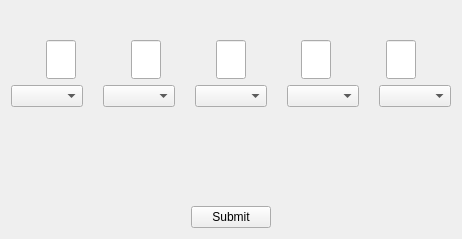
First picture: the form in WordleWidget.ui, repository jsaunders25/WordleWinner, before the edit.
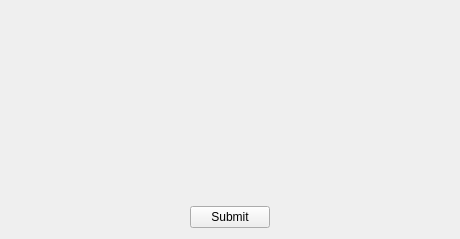
Second picture: the form after the edit.

The edit to the form file:
```diff
--- a/WordleWidget.ui
+++ b/WordleWidget.ui
@@ -19,119 +19,10 @@
      <property name="spacing">
       <number>20</number>
      </property>
-     <item alignment="Qt::AlignBottom">
-      <widget class="QLineEdit" name="lineEdit_1">
-       <property name="maximumSize">
-        <size>
-         <width>30</width>
-         <height>16777215</height>
-        </size>
-       </property>
-       <property name="font">
-        <font>
-         <pointsize>20</pointsize>
-        </font>
-       </property>
-       <property name="maxLength">
-        <number>1</number>
-       </property>
-      </widget>
-     </item>
-     <item alignment="Qt::AlignBottom">
-      <widget class="QLineEdit" name="lineEdit_2">
-       <property name="maximumSize">
-        <size>
-         <width>30</width>
-         <height>16777215</height>
-        </size>
-       </property>
-       <property name="font">
-        <font>
-         <pointsize>20</pointsize>
-        </font>
-       </property>
-       <property name="maxLength">
-        <number>1</number>
-       </property>
-      </widget>
-     </item>
-     <item alignment="Qt::AlignBottom">
-      <widget class="QLineEdit" name="lineEdit_3">
-       <property name="maximumSize">
-        <size>
-         <width>30</width>
-         <height>16777215</height>
-        </size>
-       </property>
-       <property name="font">
-        <font>
-         <pointsize>20</pointsize>
-        </font>
-       </property>
-       <property name="maxLength">
-        <number>1</number>
-       </property>
-      </widget>
-     </item>
-     <item alignment="Qt::AlignBottom">
-      <widget class="QLineEdit" name="lineEdit_4">
-       <property name="maximumSize">
-        <size>
-         <width>30</width>
-         <height>16777215</height>
-        </size>
-       </property>
-       <property name="font">
-        <font>
-         <pointsize>20</pointsize>
-        </font>
-       </property>
-       <property name="maxLength">
-        <number>1</number>
-       </property>
-      </widget>
-     </item>
-     <item alignment="Qt::AlignBottom">
-      <widget class="QLineEdit" name="lineEdit_5">
-       <property name="maximumSize">
-        <size>
-         <width>30</width>
-         <height>16777215</height>
-        </size>
-       </property>
-       <property name="font">
-        <font>
-         <pointsize>20</pointsize>
-        </font>
-       </property>
-       <property name="maxLength">
-        <number>1</number>
-       </property>
-      </widget>
-     </item>
     </layout>
    </item>
    <item>
-    <layout class="QHBoxLayout" name="horizontalLayout_comboBoxes">
-     <property name="spacing">
-      <number>20</number>
-     </property>
-     <item alignment="Qt::AlignTop">
-      <widget class="QComboBox" name="comboBox_1"/>
-     </item>
-     <item alignment="Qt::AlignTop">
-      <widget class="QComboBox" name="comboBox_2"/>
-     </item>
-     <item alignment="Qt::AlignTop">
-      <widget class="QComboBox" name="comboBox_3"/>
-     </item>
-     <item alignment="Qt::AlignTop">
-      <widget class="QComboBox" name="comboBox_4"/>
-     </item>
-     <item alignment="Qt::AlignTop">
-      <widget class="QComboBox" name="comboBox_5"/>
-     </item>
-    </layout>
+    <layout class="QVBoxLayout" name="verticalLayout_comboBoxes"/>
    </item>
    <item alignment="Qt::AlignHCenter|Qt::AlignBottom">
     <widget class="QPushButton" name="pushButton_submit">
```
